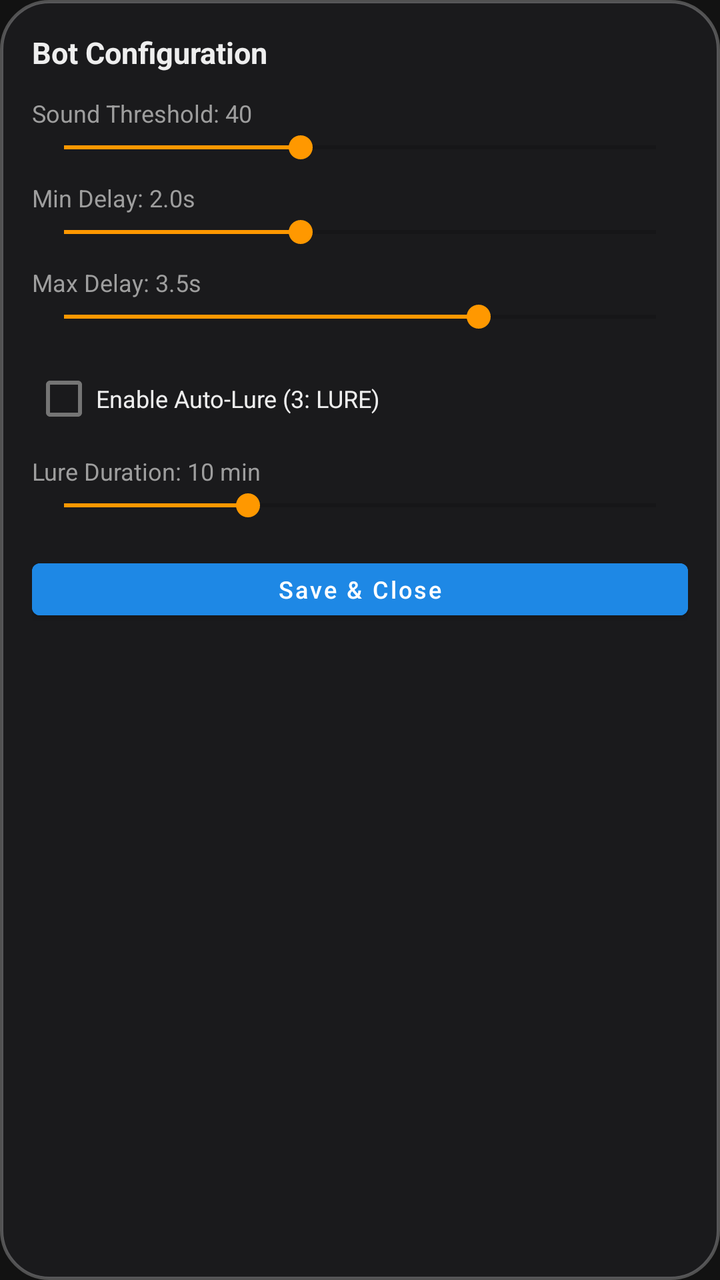
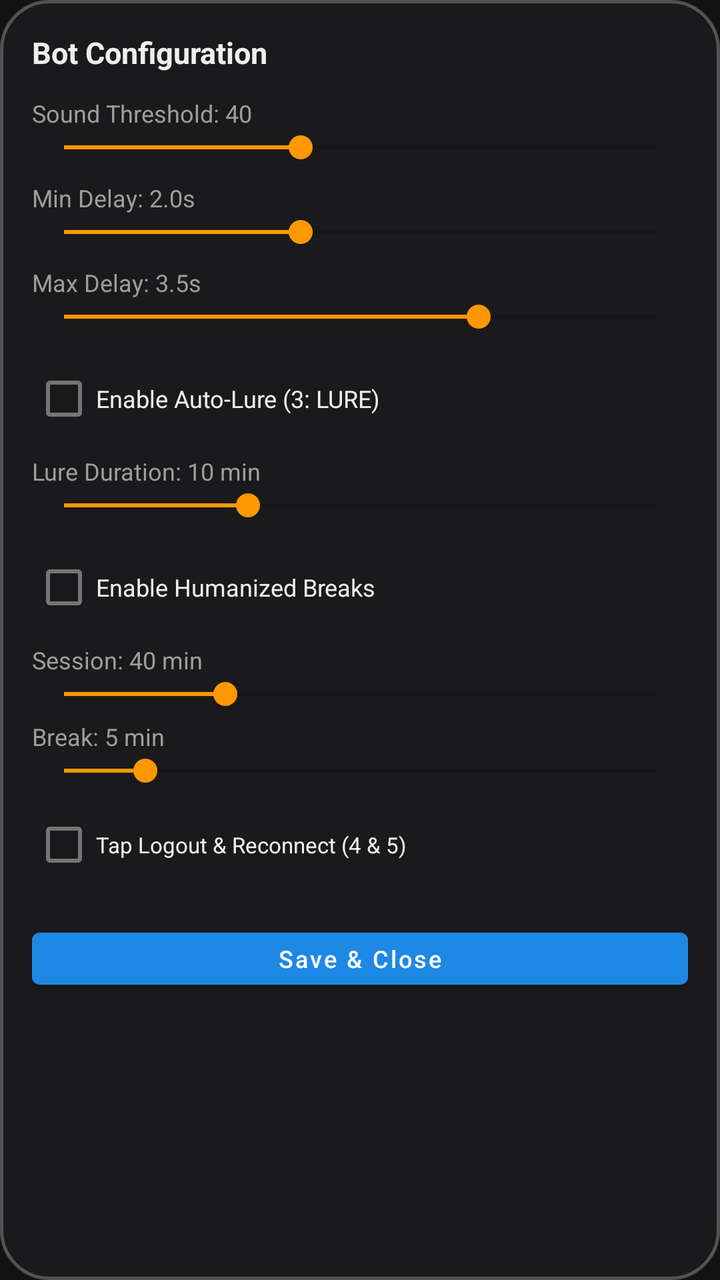

The first picture is an Android layout as it rendered before a commit; the second is the same layout after the commit. The layout source and the unified diff follow.
<!-- AndroidManifest.xml: application theme Theme.WowFishingBot -->
<!-- res/layout/dialog_settings.xml -->
<?xml version="1.0" encoding="utf-8"?>
<LinearLayout xmlns:android="http://schemas.android.com/apk/res/android"
    android:layout_width="280dp"
    android:layout_height="wrap_content"
    android:background="@drawable/bg_floating_pill"
    android:orientation="vertical"
    android:padding="16dp">

    <TextView
        android:layout_width="wrap_content"
        android:layout_height="wrap_content"
        android:text="Bot Configuration"
        android:textColor="@color/text_primary"
        android:textSize="15sp"
        android:textStyle="bold" />

    
    <TextView
        android:id="@+id/tvThresholdLabel"
        android:layout_width="wrap_content"
        android:layout_height="wrap_content"
        android:layout_marginTop="12dp"
        android:text="Sound Threshold: 40"
        android:textColor="@color/text_secondary"
        android:textSize="12sp" />

    <SeekBar
        android:id="@+id/sbThreshold"
        android:layout_width="match_parent"
        android:layout_height="wrap_content"
        android:max="100"
        android:progress="40" />

    
    <TextView
        android:id="@+id/tvMinDelayLabel"
        android:layout_width="wrap_content"
        android:layout_height="wrap_content"
        android:layout_marginTop="8dp"
        android:text="Min Delay: 2.0s"
        android:textColor="@color/text_secondary"
        android:textSize="12sp" />

    <SeekBar
        android:id="@+id/sbMinDelay"
        android:layout_width="match_parent"
        android:layout_height="wrap_content"
        android:max="10"
        android:progress="4" />

    
    <TextView
        android:id="@+id/tvMaxDelayLabel"
        android:layout_width="wrap_content"
        android:layout_height="wrap_content"
        android:layout_marginTop="8dp"
        android:text="Max Delay: 3.5s"
        android:textColor="@color/text_secondary"
        android:textSize="12sp" />

    <SeekBar
        android:id="@+id/sbMaxDelay"
        android:layout_width="match_parent"
        android:layout_height="wrap_content"
        android:max="10"
        android:progress="7" />

    
    <CheckBox
        android:id="@+id/cbAutoLure"
        android:layout_width="match_parent"
        android:layout_height="wrap_content"
        android:layout_marginTop="8dp"
        android:text="Enable Auto-Lure (3: LURE)"
        android:textColor="@color/text_primary"
        android:textSize="12sp" />

    <TextView
        android:id="@+id/tvLureDurationLabel"
        android:layout_width="wrap_content"
        android:layout_height="wrap_content"
        android:layout_marginTop="4dp"
        android:text="Lure Duration: 10 min"
        android:textColor="@color/text_secondary"
        android:textSize="12sp" />

    <SeekBar
        android:id="@+id/sbLureDuration"
        android:layout_width="match_parent"
        android:layout_height="wrap_content"
        android:max="29"
        android:progress="9" />

    
    <Button
        android:id="@+id/btnCloseSettings"
        android:layout_width="match_parent"
        android:layout_height="38dp"
        android:layout_marginTop="14dp"
        android:backgroundTint="@color/primary"
        android:text="Save &amp; Close"
        android:textAllCaps="false"
        android:textColor="@android:color/white"
        android:textSize="12sp" />

</LinearLayout>
<!-- resources referenced by this layout -->
<resources>
  <color name="primary">#1E88E5</color>
  <color name="text_primary">#EEEEEE</color>
  <color name="text_secondary">#9E9E9E</color>
  <!-- drawable bg_floating_pill (drawable) -->
  <?xml version="1.0" encoding="utf-8"?>
  <shape xmlns:android="http://schemas.android.com/apk/res/android"
      android:shape="rectangle">
      <corners android:radius="24dp" />
      <solid android:color="@color/overlay_pill_bg" />
      <stroke
          android:width="1.5dp"
          android:color="#44FFFFFF" />
  </shape>
  <style name="Theme.WowFishingBot" parent="Theme.MaterialComponents.DayNight.NoActionBar">
          <item name="colorPrimary">@color/primary</item>
          <item name="colorPrimaryVariant">@color/primary_variant</item>
          <item name="colorOnPrimary">@android:color/white</item>
          <item name="colorSecondary">@color/secondary</item>
          <item name="colorSecondaryVariant">@color/secondary_variant</item>
          <item name="colorOnSecondary">@android:color/white</item>
          <item name="android:statusBarColor">@color/surface</item>
          <item name="android:windowBackground">@color/background</item>
      </style>
  <color name="overlay_pill_bg">#D91C1C1E</color>
  <color name="primary_variant">#1565C0</color>
  <color name="secondary">#FF9800</color>
  <color name="secondary_variant">#F57C00</color>
  <color name="surface">#1E1E1E</color>
  <color name="background">#121212</color>
</resources>

<!-- the commit's change to res/layout/dialog_settings.xml (unified diff, before → after) -->
@@ -92,6 +92,57 @@
         android:progress="9" />
 
     
+    <CheckBox
+        android:id="@+id/cbEnableBreaks"
+        android:layout_width="match_parent"
+        android:layout_height="wrap_content"
+        android:layout_marginTop="8dp"
+        android:text="Enable Humanized Breaks"
+        android:textColor="@color/text_primary"
+        android:textSize="12sp" />
+
+    <TextView
+        android:id="@+id/tvSessionDurationLabel"
+        android:layout_width="wrap_content"
+        android:layout_height="wrap_content"
+        android:layout_marginTop="4dp"
+        android:text="Session: 40 min"
+        android:textColor="@color/text_secondary"
+        android:textSize="12sp" />
+
+    <SeekBar
+        android:id="@+id/sbSessionDuration"
+        android:layout_width="match_parent"
+        android:layout_height="wrap_content"
+        android:max="22"
+        android:progress="6" />
+
+    <TextView
+        android:id="@+id/tvBreakDurationLabel"
+        android:layout_width="wrap_content"
+        android:layout_height="wrap_content"
+        android:layout_marginTop="4dp"
+        android:text="Break: 5 min"
+        android:textColor="@color/text_secondary"
+        android:textSize="12sp" />
+
+    <SeekBar
+        android:id="@+id/sbBreakDuration"
+        android:layout_width="match_parent"
+        android:layout_height="wrap_content"
+        android:max="29"
+        android:progress="4" />
+
+    <CheckBox
+        android:id="@+id/cbLogoutOnBreak"
+        android:layout_width="match_parent"
+        android:layout_height="wrap_content"
+        android:layout_marginTop="4dp"
+        android:text="Tap Logout &amp; Reconnect (4 &amp; 5)"
+        android:textColor="@color/text_primary"
+        android:textSize="11sp" />
+
+    
     <Button
         android:id="@+id/btnCloseSettings"
         android:layout_width="match_parent"
